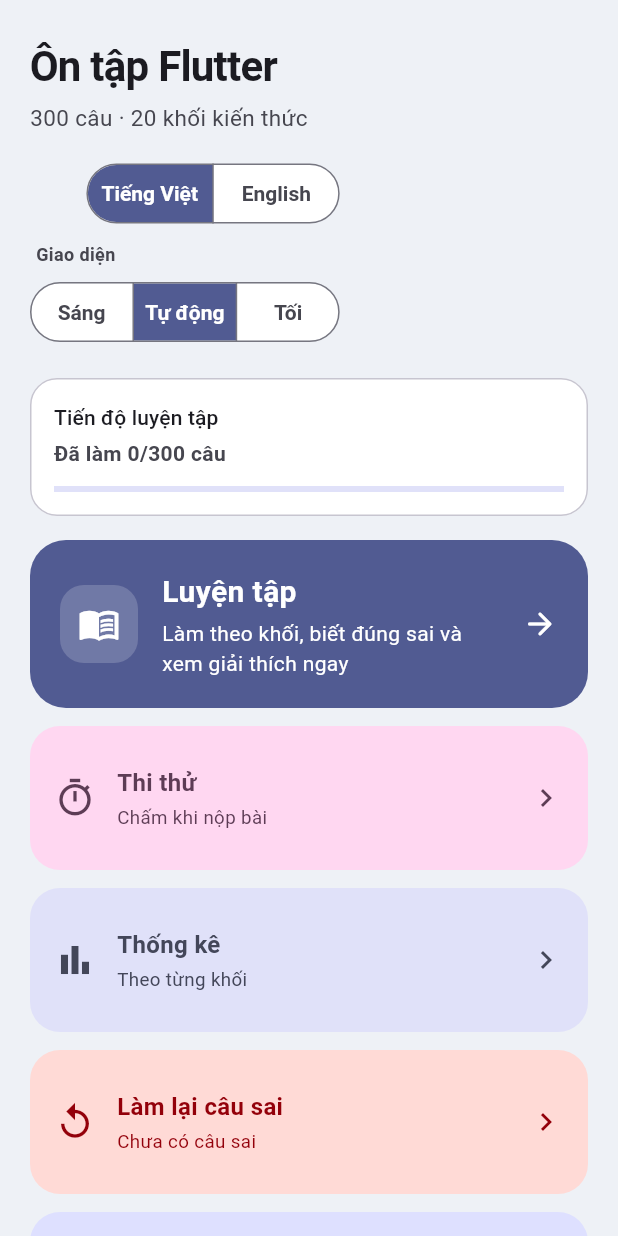
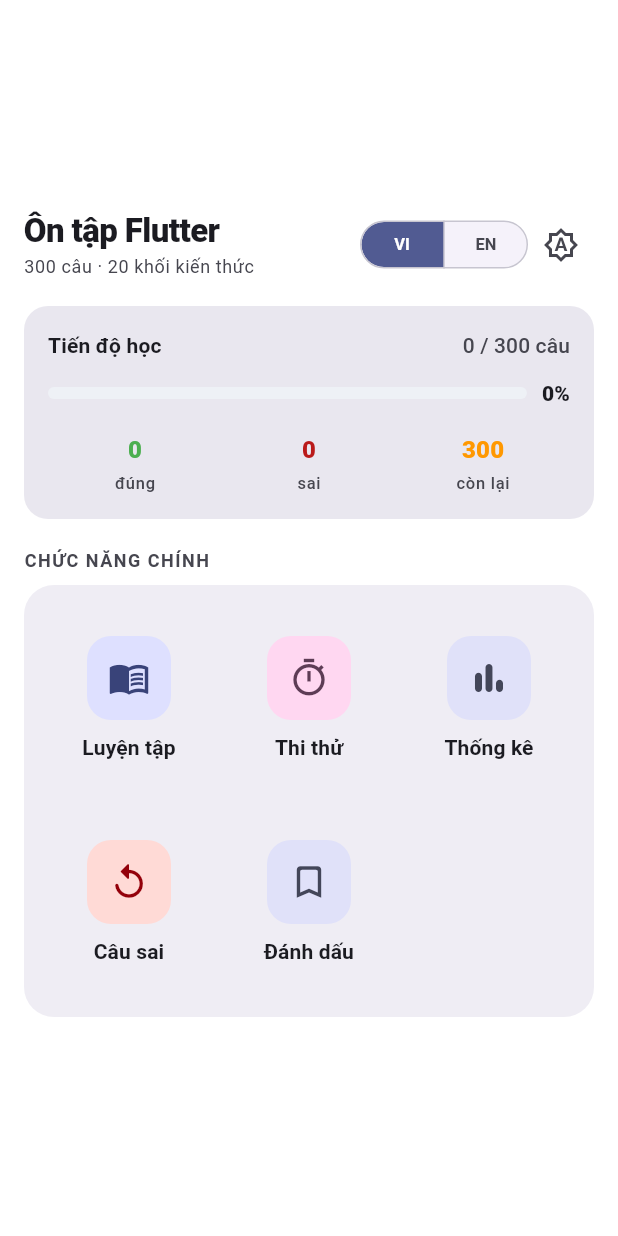
Before and after one commit to hieucute692-rgb/bai-tap-lon-app, a Flutter app: the screen it shows after launch, on a phone screen of 412 x 824 dp. Run offline on Flutter 3.47's test engine with Material 3 defaults, Android fonts, the phone set to English and light mode, and no system bars; our stand-ins replace shared_preferences.

Commit message:
thu nho nut bam

```diff
--- a/lib/presentation/home_screen.dart
+++ b/lib/presentation/home_screen.dart
@@ -24,11 +24,11 @@ class HomeScreen extends StatelessWidget {
     final s = context.strings;
     final scheme = Theme.of(context).colorScheme;
     return Scaffold(
-      backgroundColor: scheme.surfaceContainerHighest,
+      backgroundColor: scheme.surface,
       body: SafeArea(
         child: Center(
           child: ConstrainedBox(
-            constraints: const BoxConstraints(maxWidth: 820),
+            constraints: const BoxConstraints(maxWidth: 500),
             child: switch (c.status) {
               LoadStatus.loading =>
                 const Center(child: CircularProgressIndicator()),
@@ -76,49 +76,53 @@ class _Menu extends StatelessWidget {
       return stat != null && stat.attempts > 0;
     }).length;
     final wrong = wrongQuestions(bank, stats);
-    final columns = MediaQuery.sizeOf(context).width >= 500 ? 2 : 1;
+    final correct = bank.questions.where((question) {
+      final stat = stats[question.id];
+      return stat != null && stat.attempts > 0 && stat.lastCorrect;
+    }).length;
+    final remaining = (bank.questions.length - completed)
+        .clamp(0, bank.questions.length)
+        .toInt();
 
     return SingleChildScrollView(
-      padding: const EdgeInsets.fromLTRB(20, 24, 20, 24),
+      padding: const EdgeInsets.fromLTRB(16, 18, 16, 24),
       child: Column(
-        crossAxisAlignment: CrossAxisAlignment.start,
+        crossAxisAlignment: CrossAxisAlignment.stretch,
         children: [
-          Wrap(
-            alignment: WrapAlignment.spaceBetween,
-            crossAxisAlignment: WrapCrossAlignment.center,
-            spacing: 16,
-            runSpacing: 16,
+          Row(
             children: [
-              Semantics(
+              Expanded(
+                child: Semantics(
                   header: true,
                   child: Column(
                     crossAxisAlignment: CrossAxisAlignment.start,
                     children: [
                       Text(
                         s.appTitle,
-                      style: TextStyle(
-                        fontSize: 28,
-                        fontWeight: FontWeight.w700,
-                        letterSpacing: -0.5,
-                        color: scheme.onSurface,
+                        maxLines: 1,
+                        overflow: TextOverflow.ellipsis,
+                        style: Theme.of(context).textTheme.titleLarge?.copyWith(
+                              fontWeight: FontWeight.w800,
+                              letterSpacing: -0.4,
                             ),
                       ),
-                    const SizedBox(height: 4),
+                      const SizedBox(height: 2),
                       Text(
-                      s.questionsAndBlocks(bank.questions.length, bank.blocks.length),
-                      style: TextStyle(fontSize: 15, color: scheme.onSurfaceVariant),
+                        s.questionsAndBlocks(
+                            bank.questions.length, bank.blocks.length),
+                        maxLines: 1,
+                        overflow: TextOverflow.ellipsis,
+                        style: Theme.of(context).textTheme.bodySmall?.copyWith(
+                              color: scheme.onSurfaceVariant,
+                            ),
                       ),
                     ],
                   ),
                 ),
-              Column(
-                crossAxisAlignment: CrossAxisAlignment.end,
-                children: [
+              ),
+              const SizedBox(width: 8),
               _LanguageBlock(
-                    language: settings.language,
-                    onChanged: settings.setLanguage,
-                  ),
-                  const SizedBox(height: 8),
+                  language: settings.language, onChanged: settings.setLanguage),
               _ThemeModeBlock(
                 mode: settings.themeMode,
                 onChanged: settings.setThemeMode,
@@ -129,53 +133,73 @@ class _Menu extends StatelessWidget {
               ),
             ],
           ),
-            ],
-          ),
-          const SizedBox(height: 20),
+          const SizedBox(height: 18),
           _ProgressCard(
             completed: completed,
             total: bank.questions.length,
-            label: s.practiceProgress,
-            countLabel: s.statsAnswered(completed, bank.questions.length),
+            correct: correct,
+            wrong: wrong.length,
+            remaining: remaining,
+            label: s.language == ContentLanguage.vi
+                ? 'Tiến độ học'
+                : 'Learning progress',
           ),
-          const SizedBox(height: 16),
-          _HeroCard(
-            icon: Icons.menu_book_outlined,
-            title: s.practice,
-            subtitle: s.practiceSubtitle,
-            onTap: () => _push(context, PracticeSetupScreen(bank: bank)),
+          const SizedBox(height: 20),
+          Text(
+            s.language == ContentLanguage.vi
+                ? 'CHỨC NĂNG CHÍNH'
+                : 'MAIN FEATURES',
+            style: Theme.of(context).textTheme.labelMedium?.copyWith(
+                  color: scheme.onSurfaceVariant,
+                  letterSpacing: 1,
+                  fontWeight: FontWeight.w700,
                 ),
-          const SizedBox(height: 12),
-          GridView.count(
-            crossAxisCount: columns,
-            mainAxisExtent: columns == 2 ? 124 : 96,
+          ),
+          const SizedBox(height: 8),
+          Card(
+            margin: EdgeInsets.zero,
+            elevation: 0,
+            color: scheme.surfaceContainer,
+            shape:
+                RoundedRectangleBorder(borderRadius: BorderRadius.circular(20)),
+            child: Padding(
+              padding: const EdgeInsets.all(16),
+              child: GridView.count(
+                crossAxisCount: 3,
+                mainAxisSpacing: 16,
                 crossAxisSpacing: 12,
-            mainAxisSpacing: 12,
+                childAspectRatio: 0.9,
                 shrinkWrap: true,
                 physics: const NeverScrollableScrollPhysics(),
                 children: [
-              _Tile(
+                  _ActionTile(
+                    icon: Icons.menu_book_outlined,
+                    title: s.practice,
+                    background: scheme.primaryContainer,
+                    foreground: scheme.onPrimaryContainer,
+                    onTap: () =>
+                        _push(context, PracticeSetupScreen(bank: bank)),
+                  ),
+                  _ActionTile(
                     icon: Icons.timer_outlined,
+                    title: s.exam,
                     background: scheme.tertiaryContainer,
                     foreground: scheme.onTertiaryContainer,
-                title: s.exam,
-                subtitle: s.examShort,
                     onTap: () => _push(context, ExamSetupScreen(bank: bank)),
                   ),
-              _Tile(
-                icon: Icons.bar_chart,
+                  _ActionTile(
+                    icon: Icons.bar_chart_rounded,
+                    title: s.stats,
                     background: scheme.secondaryContainer,
                     foreground: scheme.onSecondaryContainer,
-                title: s.stats,
-                subtitle: s.statsShort,
                     onTap: () => _push(context, StatsScreen(bank: bank)),
                   ),
-              _Tile(
-                icon: Icons.replay,
+                  _ActionTile(
+                    icon: Icons.replay_rounded,
+                    title:
+                        s.language == ContentLanguage.vi ? 'Câu sai' : 'Wrong',
                     background: scheme.errorContainer,
                     foreground: scheme.onErrorContainer,
-                title: s.retryWrong,
-                subtitle: wrong.isEmpty ? s.noWrongSubtitle : s.wrongCount(wrong.length),
                     badge: wrong.isEmpty ? null : wrong.length,
                     onTap: () {
                       if (wrong.isEmpty) {
@@ -184,21 +208,25 @@ class _Menu extends StatelessWidget {
                         );
                         return;
                       }
-                  _push(context, PracticeScreen(titleOf: (s) => s.retryWrong, questions: wrong));
+                      _push(
+                        context,
+                        PracticeScreen(
+                            titleOf: (s) => s.retryWrong, questions: wrong),
+                      );
                     },
                   ),
-              _Tile(
-                icon: Icons.bookmark_outline,
-                background: scheme.primaryContainer,
-                foreground: scheme.onPrimaryContainer,
-                title: s.bookmarks,
-                subtitle: bookmarks.count == 0
-                    ? s.noBookmarksSubtitle
-                    : s.bookmarkedCount(bookmarks.count),
+                  _ActionTile(
+                    icon: Icons.bookmark_outline_rounded,
+                    title:
+                        s.language == ContentLanguage.vi ? 'Đánh dấu' : 'Saved',
+                    background: scheme.secondaryContainer,
+                    foreground: scheme.onSecondaryContainer,
                     badge: bookmarks.count == 0 ? null : bookmarks.count,
                     onTap: () => _push(context, BookmarksScreen(bank: bank)),
                   ),
                 ],
+              ),
+            ),
           ),
         ],
       ),
@@ -206,12 +234,8 @@ class _Menu extends StatelessWidget {
   }
 }
 
-/// Chọn ngôn ngữ hiển thị cho cả app (chữ giao diện và nội dung câu hỏi).
 class _LanguageBlock extends StatelessWidget {
-  const _LanguageBlock({
-    required this.language,
-    required this.onChanged,
-  });
+  const _LanguageBlock({required this.language, required this.onChanged});
 
   final ContentLanguage language;
   final ValueChanged<ContentLanguage> onChanged;
@@ -220,69 +244,23 @@ class _LanguageBlock extends StatelessWidget {
   Widget build(BuildContext context) {
     final scheme = Theme.of(context).colorScheme;
     return SegmentedButton<ContentLanguage>(
-      segments: const <ButtonSegment<ContentLanguage>>[
-        ButtonSegment(value: ContentLanguage.vi, label: Text('Tiếng Việt')),
-        ButtonSegment(value: ContentLanguage.en, label: Text('English')),
+      segments: const [
+        ButtonSegment(value: ContentLanguage.vi, label: Text('VI')),
+        ButtonSegment(value: ContentLanguage.en, label: Text('EN')),
       ],
       selected: {language},
       showSelectedIcon: false,
       onSelectionChanged: (selection) => onChanged(selection.first),
       style: SegmentedButton.styleFrom(
-        backgroundColor: scheme.surface,
+        visualDensity: VisualDensity.compact,
+        backgroundColor: scheme.surfaceContainerLow,
         foregroundColor: scheme.onSurfaceVariant,
         selectedBackgroundColor: scheme.primary,
         selectedForegroundColor: scheme.onPrimary,
-        side: BorderSide(color: scheme.outline),
+        side: BorderSide(color: scheme.outlineVariant),
         shape: const StadiumBorder(),
-        textStyle: const TextStyle(fontWeight: FontWeight.w600),
-        padding: const EdgeInsets.symmetric(horizontal: 10, vertical: 8),
-      ),
-    );
-  }
-}
-
-class _ProgressCard extends StatelessWidget {
-  const _ProgressCard({
-    required this.completed,
-    required this.total,
-    required this.label,
-    required this.countLabel,
-  });
-
-  final int completed;
-  final int total;
-  final String label;
-  final String countLabel;
-
-  @override
-  Widget build(BuildContext context) {
-    final scheme = Theme.of(context).colorScheme;
-    return Card(
-      margin: EdgeInsets.zero,
-      elevation: 0,
-      color: scheme.surface,
-      shape: RoundedRectangleBorder(
-        borderRadius: BorderRadius.circular(18),
-        side: BorderSide(color: scheme.outlineVariant),
-      ),
-      child: Padding(
-        padding: const EdgeInsets.all(16),
-        child: Column(
-          crossAxisAlignment: CrossAxisAlignment.start,
-          children: [
-            Text(label, style: Theme.of(context).textTheme.titleSmall),
-            const SizedBox(height: 4),
-            Text(
-              countLabel,
-              style: Theme.of(context).textTheme.bodyMedium?.copyWith(
-                    color: scheme.onSurfaceVariant,
-                    fontWeight: FontWeight.w600,
-                  ),
-            ),
-            const SizedBox(height: 12),
-            LinearProgressIndicator(value: total == 0 ? 0 : completed / total),
-          ],
-        ),
+        textStyle: const TextStyle(fontSize: 11, fontWeight: FontWeight.w700),
+        padding: const EdgeInsets.symmetric(horizontal: 6, vertical: 4),
       ),
     );
   }
@@ -308,188 +286,225 @@ class _ThemeModeBlock extends StatelessWidget {
   @override
   Widget build(BuildContext context) {
     final scheme = Theme.of(context).colorScheme;
-    return Column(
-      crossAxisAlignment: CrossAxisAlignment.start,
-      children: [
-        Padding(
-          padding: const EdgeInsets.only(left: 4, bottom: 6),
-          child: Text(
-            appearanceLabel,
-            style: TextStyle(
-              fontSize: 12,
-              fontWeight: FontWeight.w600,
-              color: scheme.onSurfaceVariant,
+    final icon = switch (mode) {
+      ThemeMode.light => Icons.light_mode_outlined,
+      ThemeMode.dark => Icons.dark_mode_outlined,
+      ThemeMode.system => Icons.brightness_auto_outlined,
+    };
+    return PopupMenuButton<ThemeMode>(
+      tooltip: appearanceLabel,
+      initialValue: mode,
+      onSelected: onChanged,
+      itemBuilder: (_) => [
+        PopupMenuItem(value: ThemeMode.light, child: Text(lightLabel)),
+        PopupMenuItem(value: ThemeMode.dark, child: Text(darkLabel)),
+        PopupMenuItem(value: ThemeMode.system, child: Text(systemLabel)),
+      ],
+      child: Padding(
+        padding: const EdgeInsets.all(10),
+        child: Icon(icon, color: scheme.onSurfaceVariant),
       ),
-          ),
-        ),
-        SegmentedButton<ThemeMode>(
-          segments: [
-            ButtonSegment(value: ThemeMode.light, label: Text(lightLabel)),
-            ButtonSegment(value: ThemeMode.system, label: Text(systemLabel)),
-            ButtonSegment(value: ThemeMode.dark, label: Text(darkLabel)),
-          ],
-          selected: {mode},
-          showSelectedIcon: false,
-          onSelectionChanged: (selection) => onChanged(selection.first),
-          style: SegmentedButton.styleFrom(
-            backgroundColor: scheme.surface,
-            foregroundColor: scheme.onSurfaceVariant,
-            selectedBackgroundColor: scheme.primary,
-            selectedForegroundColor: scheme.onPrimary,
-            side: BorderSide(color: scheme.outline),
-            shape: const StadiumBorder(),
-            textStyle: const TextStyle(fontWeight: FontWeight.w600),
-            padding: const EdgeInsets.symmetric(horizontal: 8, vertical: 8),
-          ),
-        ),
-      ],
     );
   }
 }
 
-/// Thẻ lớn nổi bật cho chức năng chính (luyện tập).
-class _HeroCard extends StatelessWidget {
-  const _HeroCard({
-    required this.icon,
-    required this.title,
-    required this.subtitle,
-    required this.onTap,
+class _ProgressCard extends StatelessWidget {
+  const _ProgressCard({
+    required this.completed,
+    required this.total,
+    required this.correct,
+    required this.wrong,
+    required this.remaining,
+    required this.label,
   });
 
-  final IconData icon;
-  final String title;
-  final String subtitle;
-  final VoidCallback onTap;
+  final int completed;
+  final int total;
+  final int correct;
+  final int wrong;
+  final int remaining;
+  final String label;
 
   @override
   Widget build(BuildContext context) {
-    final radius = BorderRadius.circular(24);
     final scheme = Theme.of(context).colorScheme;
-    return SizedBox(
-      width: double.infinity,
-      child: Semantics(
-        button: true,
-        label: '$title. $subtitle',
-        excludeSemantics: true,
-        child: Material(
-          color: scheme.primary,
-          borderRadius: radius,
-          child: InkWell(
-            borderRadius: radius,
-            onTap: onTap,
+    final percent = total == 0 ? 0 : (completed * 100 / total).round();
+    final progressValue = total == 0 ? 0.0 : completed / total;
+    final isVietnamese = context.strings.language == ContentLanguage.vi;
+    return Card(
+      margin: EdgeInsets.zero,
+      elevation: 0,
+      color: scheme.surfaceContainerHigh,
+      shape: RoundedRectangleBorder(borderRadius: BorderRadius.circular(16)),
       child: Padding(
-              padding: const EdgeInsets.all(20),
-              child: Row(
+        padding: const EdgeInsets.all(16),
+        child: Column(
           children: [
-                  Container(
-                    width: 52,
-                    height: 52,
-                    decoration: BoxDecoration(
-                      color: scheme.onPrimary.withOpacity(0.18),
-                      borderRadius: BorderRadius.circular(16),
+            Row(
+              children: [
+                Expanded(
+                  child: Text(label,
+                      style: Theme.of(context)
+                          .textTheme
+                          .titleSmall
+                          ?.copyWith(fontWeight: FontWeight.w700)),
                 ),
-                    child: Icon(icon, color: scheme.onPrimary, size: 28),
-                  ),
-                  const SizedBox(width: 16),
-                  Expanded(
-                    child: Column(
-                      crossAxisAlignment: CrossAxisAlignment.start,
-                      children: [
                 Text(
-                          title,
-                          style: TextStyle(
-                            fontSize: 20,
-                            fontWeight: FontWeight.w700,
-                            color: scheme.onPrimary,
-                          ),
-                        ),
-                        const SizedBox(height: 3),
-                        Text(
-                          subtitle,
-                          style: TextStyle(fontSize: 14, color: scheme.onPrimary),
+                  isVietnamese
+                      ? '$completed / $total câu'
+                      : '$completed / $total questions',
+                  style: Theme.of(context)
+                      .textTheme
+                      .labelLarge
+                      ?.copyWith(color: scheme.onSurfaceVariant),
                 ),
               ],
             ),
-                  ),
-                  const SizedBox(width: 12),
-                  Icon(Icons.arrow_forward_rounded, color: scheme.onPrimary),
-                ],
+            const SizedBox(height: 12),
+            Row(
+              children: [
+                Expanded(
+                  child: ClipRRect(
+                    borderRadius: BorderRadius.circular(99),
+                    child: SizedBox(
+                      height: 8,
+                      child: LinearProgressIndicator(
+                        value: progressValue,
+                        backgroundColor: scheme.surfaceContainerHighest,
+                        color: scheme.primary,
                       ),
                     ),
                   ),
+                ),
+                const SizedBox(width: 10),
+                Text('$percent%',
+                    style: Theme.of(context)
+                        .textTheme
+                        .labelLarge
+                        ?.copyWith(fontWeight: FontWeight.w800)),
+              ],
+            ),
+            const SizedBox(height: 16),
+            Row(
+              children: [
+                _ProgressStat(
+                  count: correct,
+                  label: isVietnamese ? 'đúng' : 'correct',
+                  color: Colors.green,
+                ),
+                _ProgressStat(
+                  count: wrong,
+                  label: isVietnamese ? 'sai' : 'wrong',
+                  color: scheme.error,
+                ),
+                _ProgressStat(
+                  count: remaining,
+                  label: isVietnamese ? 'còn lại' : 'remaining',
+                  color: Colors.orange,
+                ),
+              ],
+            ),
+          ],
         ),
       ),
     );
   }
 }
 
-class _Tile extends StatelessWidget {
-  const _Tile({
+class _ProgressStat extends StatelessWidget {
+  const _ProgressStat(
+      {required this.count, required this.label, required this.color});
+
+  final int count;
+  final String label;
+  final Color color;
+
+  @override
+  Widget build(BuildContext context) {
+    return Expanded(
+      child: Column(
+        children: [
+          Text('$count',
+              style: Theme.of(context)
+                  .textTheme
+                  .titleMedium
+                  ?.copyWith(color: color, fontWeight: FontWeight.w800)),
+          const SizedBox(height: 2),
+          Text(label,
+              style: Theme.of(context).textTheme.labelSmall?.copyWith(
+                  color: Theme.of(context).colorScheme.onSurfaceVariant)),
+        ],
+      ),
+    );
+  }
+}
+
+class _ActionTile extends StatelessWidget {
+  const _ActionTile({
     required this.icon,
+    required this.title,
     required this.background,
     required this.foreground,
-    required this.title,
-    required this.subtitle,
     required this.onTap,
     this.badge,
   });
 
   final IconData icon;
+  final String title;
   final Color background;
   final Color foreground;
-  final String title;
-  final String subtitle;
   final VoidCallback onTap;
   final int? badge;
 
   @override
   Widget build(BuildContext context) {
-    final radius = BorderRadius.circular(20);
+    final radius = BorderRadius.circular(16);
     return Semantics(
       button: true,
-      label: '$title. $subtitle',
+      label: title,
       excludeSemantics: true,
       child: Material(
-        color: background,
+        color: Colors.transparent,
         borderRadius: radius,
         child: InkWell(
           borderRadius: radius,
           onTap: onTap,
-          child: Padding(
-            padding: const EdgeInsets.symmetric(horizontal: 16, vertical: 12),
-            child: Row(
+          child: Center(
+            child: Column(
+              mainAxisSize: MainAxisSize.min,
               children: [
-                Icon(icon, size: 28, color: foreground),
-                const SizedBox(width: 14),
-                Expanded(
-                  child: Column(
-                    mainAxisAlignment: MainAxisAlignment.center,
-                    crossAxisAlignment: CrossAxisAlignment.start,
+                Stack(
+                  clipBehavior: Clip.none,
                   children: [
-                      Text(
-                        title,
-                        style: TextStyle(
-                          fontSize: 16,
-                          fontWeight: FontWeight.w600,
-                          color: foreground,
+                    Container(
+                      width: 56,
+                      height: 56,
+                      decoration: BoxDecoration(
+                          color: background, borderRadius: radius),
+                      child: Icon(icon, size: 28, color: foreground),
                     ),
-                      ),
-                      const SizedBox(height: 3),
-                      Text(
-                        subtitle,
-                        maxLines: 1,
-                        overflow: TextOverflow.ellipsis,
-                        style: TextStyle(fontSize: 12.5, color: foreground),
+                    if (badge != null)
+                      Positioned(
+                        top: -6,
+                        right: -8,
+                        child: _Badge(count: badge!),
                       ),
                   ],
                 ),
+                const SizedBox(height: 8),
+                Padding(
+                  padding: const EdgeInsets.symmetric(horizontal: 2),
+                  child: Text(
+                    title,
+                    maxLines: 1,
+                    overflow: TextOverflow.ellipsis,
+                    textAlign: TextAlign.center,
+                    style: Theme.of(context)
+                        .textTheme
+                        .labelLarge
+                        ?.copyWith(fontWeight: FontWeight.w700),
                   ),
-                if (badge != null) ...[
-                  const SizedBox(width: 8),
-                  _Badge(count: badge!),
-                ],
-                const SizedBox(width: 4),
-                Icon(Icons.chevron_right, color: foreground),
+                ),
               ],
             ),
           ),
@@ -506,19 +521,18 @@ class _Badge extends StatelessWidget {
 
   @override
   Widget build(BuildContext context) {
+    final scheme = Theme.of(context).colorScheme;
     return Container(
-      padding: const EdgeInsets.symmetric(horizontal: 9, vertical: 2),
+      padding: const EdgeInsets.symmetric(horizontal: 7, vertical: 2),
       decoration: BoxDecoration(
-        color: Theme.of(context).colorScheme.inverseSurface,
-        borderRadius: BorderRadius.circular(999),
-      ),
+          color: scheme.inverseSurface,
+          borderRadius: BorderRadius.circular(99)),
       child: Text(
         '$count',
         style: TextStyle(
-          fontSize: 12,
-          fontWeight: FontWeight.w600,
-          color: Theme.of(context).colorScheme.onInverseSurface,
-        ),
+            fontSize: 10,
+            fontWeight: FontWeight.w700,
+            color: scheme.onInverseSurface),
       ),
     );
   }
```
Also changed, not shown: firebase.json (added), 2 other files. Lines whose indentation alone changed are shown as unchanged.
